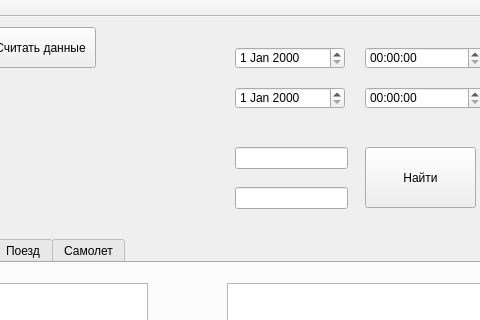
This is mainwindow.ui in Ivantyaj/QtPatternOne as Qt 5 draws it before an edit; both pictures show x 135 to 615 and y 0 to 320 of the 1122 by 791 pixel window. The edited form follows.
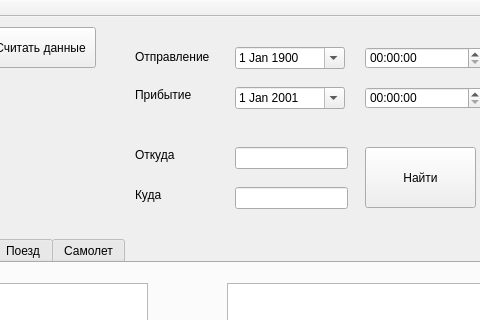
This is the edited form.

Diff of the .ui file:
```diff
--- a/mainwindow.ui
+++ b/mainwindow.ui
@@ -107,6 +107,19 @@
       <height>22</height>
      </rect>
     </property>
+    <property name="dateTime">
+     <datetime>
+      <hour>0</hour>
+      <minute>0</minute>
+      <second>0</second>
+      <year>1900</year>
+      <month>1</month>
+      <day>1</day>
+     </datetime>
+    </property>
+    <property name="calendarPopup">
+     <bool>true</bool>
+    </property>
    </widget>
    <widget class="QDateEdit" name="dateEditTo">
     <property name="geometry">
@@ -117,6 +130,19 @@
       <height>22</height>
      </rect>
     </property>
+    <property name="dateTime">
+     <datetime>
+      <hour>0</hour>
+      <minute>0</minute>
+      <second>0</second>
+      <year>2001</year>
+      <month>1</month>
+      <day>1</day>
+     </datetime>
+    </property>
+    <property name="calendarPopup">
+     <bool>true</bool>
+    </property>
    </widget>
    <widget class="QTimeEdit" name="timeEditFrom">
     <property name="geometry">
@@ -185,6 +211,58 @@
 ближайшие</string>
     </property>
    </widget>
+   <widget class="QLabel" name="label">
+    <property name="geometry">
+     <rect>
+      <x>270</x>
+      <y>130</y>
+      <width>55</width>
+      <height>16</height>
+     </rect>
+    </property>
+    <property name="text">
+     <string>Откуда</string>
+    </property>
+   </widget>
+   <widget class="QLabel" name="label_2">
+    <property name="geometry">
+     <rect>
+      <x>270</x>
+      <y>170</y>
+      <width>55</width>
+      <height>16</height>
+     </rect>
+    </property>
+    <property name="text">
+     <string>Куда</string>
+    </property>
+   </widget>
+   <widget class="QLabel" name="label_3">
+    <property name="geometry">
+     <rect>
+      <x>270</x>
+      <y>30</y>
+      <width>81</width>
+      <height>20</height>
+     </rect>
+    </property>
+    <property name="text">
+     <string>Отправление</string>
+    </property>
+   </widget>
+   <widget class="QLabel" name="label_4">
+    <property name="geometry">
+     <rect>
+      <x>270</x>
+      <y>70</y>
+      <width>71</width>
+      <height>16</height>
+     </rect>
+    </property>
+    <property name="text">
+     <string>Прибытие</string>
+    </property>
+   </widget>
   </widget>
   <widget class="QMenuBar" name="menuBar">
    <property name="geometry">
```
